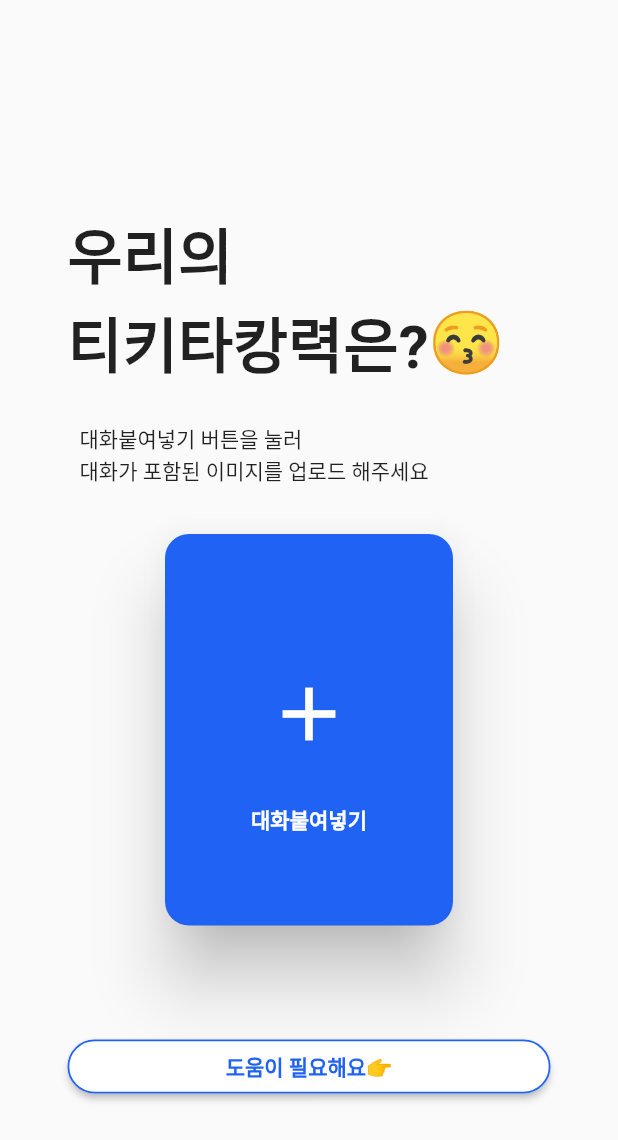
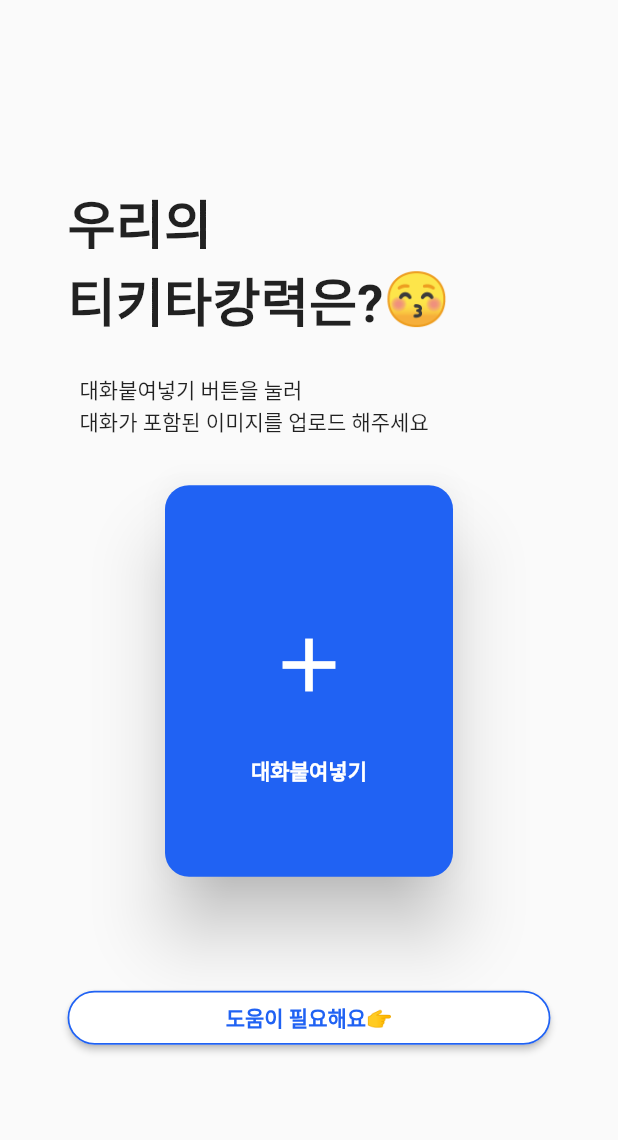
Before and after one commit to haeun930515/text_analyzer, a Flutter app: the screen it shows after launch, after a tap on "시작하기", on a phone screen of 412 x 824 dp. Shown: the top 1140 px of the screen. Run offline on Flutter 3.47's test engine with Material 2 defaults, Android fonts, the light colour scheme and no system bars; our stand-ins replace device_preview, firebase_core, firebase_storage, flutter_dotenv, google_mobile_ads, image_picker and 1 more; missing offline and left inert: facebook_audience_network, flutter_share, google_mlkit_text_recognition, ironsource_mediation, kakao_flutter_sdk; accounts and stored records are empty.

Commit message:
안드로이드-화면오류수정,광고수정

```diff
--- a/lib/main.dart
+++ b/lib/main.dart
@@ -1,6 +1,9 @@
+import 'package:device_preview/device_preview.dart';
+import 'package:flutter/foundation.dart';
 import 'package:flutter/material.dart';
 import 'package:flutter_dotenv/flutter_dotenv.dart';
 import 'package:google_mobile_ads/google_mobile_ads.dart';
+import 'package:ironsource_mediation/ironsource_mediation.dart';
 import 'package:provider/provider.dart';
 import 'package:text_analyzer/provider/facebook_provider.dart';
 import 'package:text_analyzer/provider/insta_provider.dart';
@@ -28,10 +31,19 @@ void main() async {
     javaScriptAppKey: dotenv.env['KAKAO_JS_APP_KEY']!,
   );
 
+  //Ironsource
+  IronSource.setFlutterVersion("3.10.5");
+  IronSource.init(appKey: "1a7d28b45");
+  IronSource.validateIntegration();
+  IronSource.setAdaptersDebug(true);
+
   MobileAds.instance.initialize();
 
-  runApp(MultiProvider(providers: [
-    ChangeNotifierProvider<OpenAIProvider>(create: (_) => OpenAIProvider()),
+  runApp(DevicePreview(
+      enabled: !kReleaseMode,
+      builder: (context) => MultiProvider(providers: [
+            ChangeNotifierProvider<OpenAIProvider>(
+                create: (_) => OpenAIProvider()),
             ChangeNotifierProvider<TextFromImageProvider>(
                 create: (_) => TextFromImageProvider()),
             ChangeNotifierProvider<ImageShareProvider>(
@@ -44,8 +56,9 @@ void main() async {
                 create: (_) => FacebookShareProvider()),
             ChangeNotifierProvider<ImageShareProvider>(
                 create: (_) => ImageShareProvider()),
-    ChangeNotifierProvider<ResultProvider>(create: (_) => ResultProvider()),
-  ], child: const MainApp()));
+            ChangeNotifierProvider<ResultProvider>(
+                create: (_) => ResultProvider()),
+          ], child: const MainApp())));
 }
 
 class MainApp extends StatelessWidget {
@@ -54,6 +67,9 @@ class MainApp extends StatelessWidget {
   @override
   Widget build(BuildContext context) {
     return MaterialApp(
+      useInheritedMediaQuery: true,
+      locale: DevicePreview.locale(context),
+      builder: DevicePreview.appBuilder,
       initialRoute: '/start',
       routes: {
         '/start': (context) => const StartScreen(),
--- a/lib/ui/start/start_screen.dart
+++ b/lib/ui/start/start_screen.dart
@@ -91,16 +91,13 @@ class StartScreen extends StatelessWidget {
           return false;
         }
       },
+      child: SafeArea(
         child: Scaffold(
-          appBar: AppBar(
-            backgroundColor: const Color(0xFF2062f3),
-            elevation: 0,
-            automaticallyImplyLeading: Platform.isAndroid,
-          ),
             backgroundColor: const Color(0xFF2062f3),
             body: Padding(
               padding: const EdgeInsets.symmetric(horizontal: 45.0),
               child: Column(
+                mainAxisAlignment: MainAxisAlignment.center,
                 crossAxisAlignment: CrossAxisAlignment.stretch,
                 children: [
                   const SizedBox(
@@ -154,6 +151,8 @@ class StartScreen extends StatelessWidget {
                       Navigator.pushNamed(context, '/input');
                     },
                     child: Container(
+                      height: 50,
+                      constraints: const BoxConstraints(maxHeight: 100),
                       decoration: BoxDecoration(
                           borderRadius: BorderRadius.circular(16.0),
                           color: Colors.white),
@@ -175,6 +174,7 @@ class StartScreen extends StatelessWidget {
                 ],
               ),
             )),
+      ),
     );
   }
 }
--- a/lib/ui/textinput/text_input_screen.dart
+++ b/lib/ui/textinput/text_input_screen.dart
@@ -1,10 +1,9 @@
 import 'dart:io';
 
-import 'package:facebook_audience_network/ad/ad_interstitial.dart';
-import 'package:facebook_audience_network/ad/ad_rewarded.dart';
 import 'package:facebook_audience_network/facebook_audience_network.dart';
 import 'package:flutter/material.dart';
 import 'package:flutter/services.dart';
+import 'package:ironsource_mediation/ironsource_mediation.dart';
 import 'package:provider/provider.dart';
 import 'package:text_analyzer/provider/text_from_image_provider.dart';
 import 'package:text_analyzer/ui/dialog/help_dialog.dart';
@@ -20,41 +19,13 @@ class TextInputScreen extends StatefulWidget {
 }
 
 class _TextInputScreenState extends State<TextInputScreen> {
-  bool _isInterstitialAdLoaded = false;
   bool _isRewardedAdLoaded = false;
   @override
   void initState() {
     super.initState();
-
-    /// please add your own device testingId
-    /// (testingId will print in console if you don't provide  )
-    // FacebookAudienceNetwork.init(
-    //   testingId: "a77955ee-3304-4635-be65-81029b0f5201",
-    //   iOSAdvertiserTrackingEnabled: true,
-    // );
-
-    // Platform.isAndroid ? _loadRewardedVideoAd() : _loadInterstitialAd();
-  }
-
-  void _loadInterstitialAd() {
-    FacebookInterstitialAd.loadInterstitialAd(
-      // placementId: "YOUR_PLACEMENT_ID",
-      placementId: "1300785473839184_1315760852341646",
-      listener: (result, value) {
-        print(">> FAN > Interstitial Ad: $result --> $value");
-        if (result == InterstitialAdResult.LOADED) {
-          _isInterstitialAdLoaded = true;
-        }
-
-        /// Once an Interstitial Ad has been dismissed and becomes invalidated,
-        /// load a fresh Ad by calling this function.
-        if (result == InterstitialAdResult.DISMISSED &&
-            value["invalidated"] == true) {
-          _isInterstitialAdLoaded = false;
-          _loadInterstitialAd();
-        }
-      },
-    );
+    FacebookAudienceNetwork.init(
+        testingId: "d4bad418-6f1c-4240-afb6-10ca1ad1abe1");
+    _loadRewardedVideoAd();
   }
 
   void _loadRewardedVideoAd() {
@@ -161,15 +132,14 @@ class _TextInputScreenState extends State<TextInputScreen> {
           return false;
         }
       },
+      child: SafeArea(
         child: Scaffold(
           body: Padding(
             padding: const EdgeInsets.symmetric(horizontal: 45.0),
             child: Column(
+              mainAxisAlignment: MainAxisAlignment.center,
               crossAxisAlignment: CrossAxisAlignment.center,
               children: [
-              const SizedBox(
-                height: 140,
-              ),
                 Container(
                   child: Column(
                       crossAxisAlignment: CrossAxisAlignment.start,
@@ -177,20 +147,23 @@ class _TextInputScreenState extends State<TextInputScreen> {
                         const Text(
                           "우리의",
                           style: TextStyle(
-                            fontSize: 40, fontWeight: FontWeight.bold),
+                              fontSize: 35, fontWeight: FontWeight.bold),
                         ),
-                      const Row(
+                        const SingleChildScrollView(
+                          scrollDirection: Axis.horizontal,
+                          child: Row(
                             children: [
                               Text(
                                 "티키타캉력은?",
                                 style: TextStyle(
-                                fontSize: 40, fontWeight: FontWeight.bold),
+                                    fontSize: 35, fontWeight: FontWeight.bold),
                               ),
                               Text(
                                 "😚",
-                            style: TextStyle(fontSize: 40),
+                                style: TextStyle(fontSize: 35),
                               )
                             ],
+                          ),
                         ),
                         const SizedBox(
                           height: 24,
@@ -222,9 +195,7 @@ class _TextInputScreenState extends State<TextInputScreen> {
                                 var str = await TextFromImageProvider()
                                     .getImageFromGallery();
                                 if (str.isNotEmpty) {
-                                // Platform.isAndroid
-                                //     ? _showRewardedAd()
-                                //     : _showInterstitialAd();
+                                  IronSource.showRewardedVideo();
                                   Navigator.push(
                                       context,
                                       MaterialPageRoute(
@@ -252,7 +223,8 @@ class _TextInputScreenState extends State<TextInputScreen> {
                                     height: 90,
                                   ),
                                   Padding(
-                                  padding: EdgeInsets.symmetric(horizontal: 30),
+                                    padding:
+                                        EdgeInsets.symmetric(horizontal: 30),
                                     child: SizedBox(
                                       height: 50,
                                       width: 100,
@@ -311,15 +283,8 @@ class _TextInputScreenState extends State<TextInputScreen> {
             ),
           ),
         ),
+      ),
     );
-  }
-
-  _showInterstitialAd() {
-    if (_isInterstitialAdLoaded == true) {
-      FacebookInterstitialAd.showInterstitialAd();
-    } else {
-      print("Interstial Ad not yet loaded!");
-    }
   }
 
   _showRewardedAd() {
--- a/pubspec.yaml
+++ b/pubspec.yaml
@@ -29,6 +29,8 @@ dependencies:
   social_share: ^2.3.1
   google_mobile_ads: ^3.0.0
   facebook_audience_network: ^1.0.1
+  ironsource_mediation: ^1.2.0
+  device_preview: ^1.1.0
 
 dev_dependencies:
   flutter_test:
```
Also changed, not shown: lib/ui/aiwork/ai_work_screen.dart (+30 -18 lines), pubspec.lock, 3 other files. Lines whose indentation alone changed are shown as unchanged.
